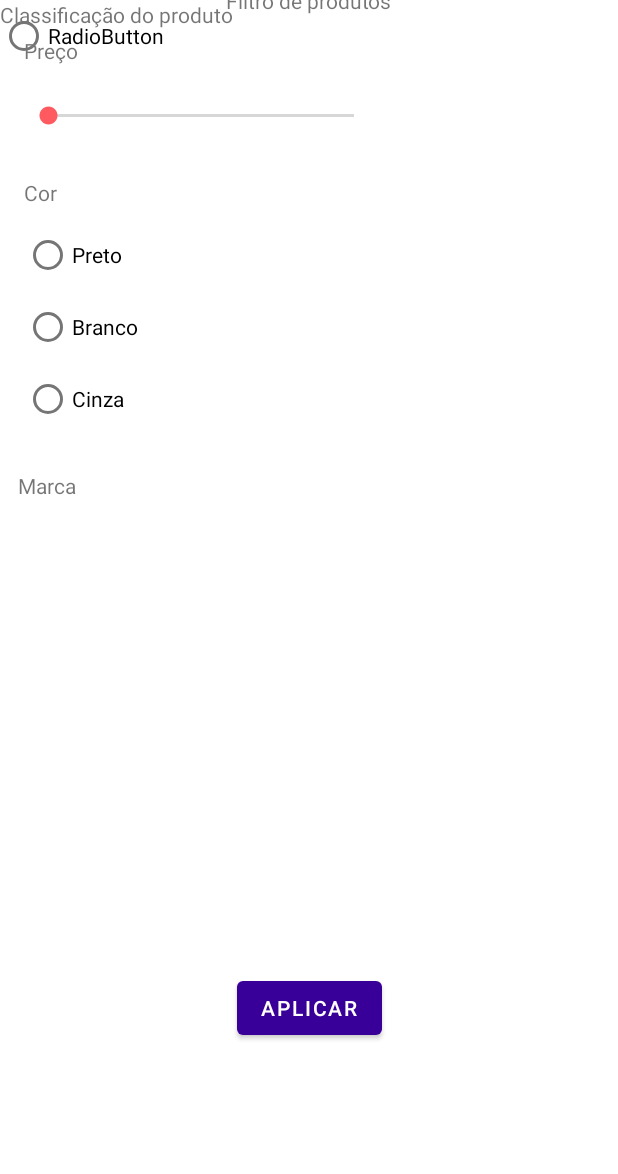
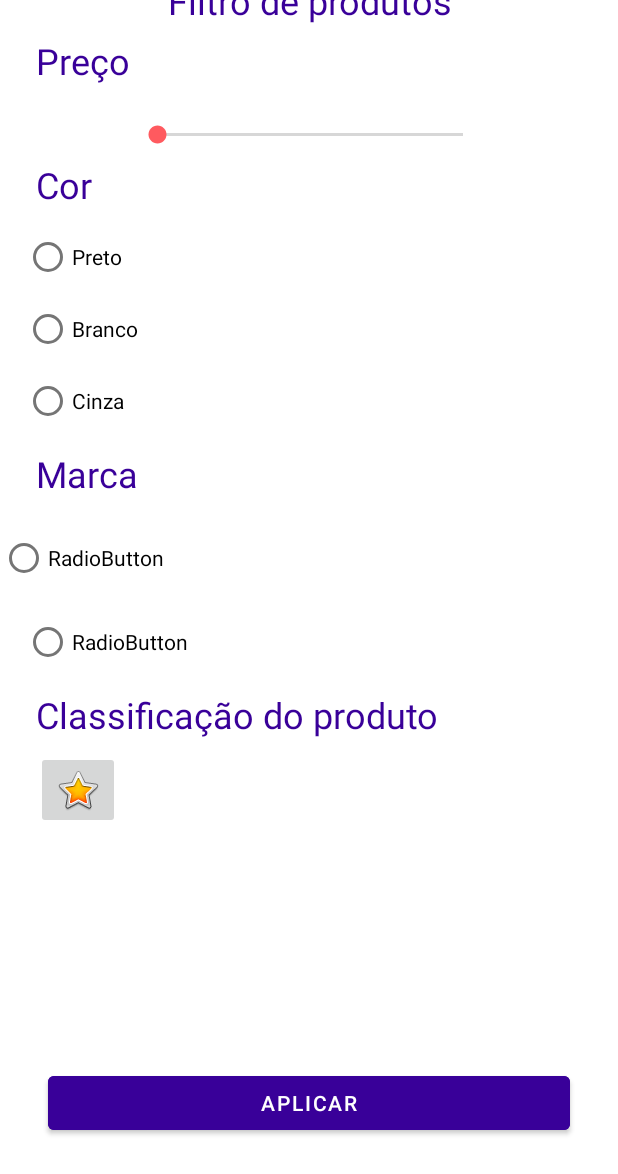
Before and after one commit to dev-paulo-furtado/OutletExpressMovel, an Android app: the layout filtros_dlg.xml on its own in the app's theme, with its tools: preview values and no code run, on a phone screen of 412 x 824 dp. Shown: the top 1174 px of the screen. Run offline under Robolectric (Android 15) with nearby library versions, the phone set to English and light mode, and no system bars.

Commit message:
TELA DE FILTRO CONCLUIDA - falta a tela de compra

```diff
--- a/app/src/main/res/layout/activity_cadastro.xml
+++ b/app/src/main/res/layout/activity_cadastro.xml
@@ -2,6 +2,7 @@
 <androidx.constraintlayout.widget.ConstraintLayout xmlns:android="http://schemas.android.com/apk/res/android"
     xmlns:app="http://schemas.android.com/apk/res-auto"
     xmlns:tools="http://schemas.android.com/tools"
+    android:id="@+id/etEmail"
     android:layout_width="match_parent"
     android:layout_height="match_parent"
     tools:context=".CadastroActivity">
--- a/app/src/main/res/layout/activity_compra.xml
+++ b/app/src/main/res/layout/activity_compra.xml
@@ -57,8 +57,9 @@
                     android:layout_width="wrap_content"
                     android:layout_height="wrap_content"
                     android:layout_marginStart="16dp"
-                    android:layout_marginTop="16dp"
+                    android:layout_marginTop="24dp"
                     android:text="Forma de Pagamento"
+                    android:textColor="@color/primaryColor"
                     app:layout_constraintStart_toStartOf="parent"
                     app:layout_constraintTop_toTopOf="parent" />
 
--- a/app/src/main/res/layout/filtros_dlg.xml
+++ b/app/src/main/res/layout/filtros_dlg.xml
@@ -3,13 +3,23 @@
     xmlns:app="http://schemas.android.com/apk/res-auto"
     xmlns:tools="http://schemas.android.com/tools"
     android:layout_width="match_parent"
-    android:layout_height="match_parent">
+    android:layout_height="match_parent"
+    android:backgroundTint="@color/secondaryColor"
+    android:foregroundTint="#A62B2B">
 
     <TextView
         android:id="@+id/textView13"
         android:layout_width="wrap_content"
         android:layout_height="wrap_content"
+        android:background="#FFFFFF"
+        android:drawableTint="#000000"
+        android:fontFamily="sans-serif"
+        android:foregroundTint="#673AB7"
         android:text="Filtro de produtos"
+        android:textAlignment="center"
+        android:textColor="@color/primaryColor"
+        android:textColorHint="@color/primaryColor"
+        android:textSize="24sp"
         app:layout_constraintBottom_toTopOf="@+id/constraintLayout"
         app:layout_constraintEnd_toEndOf="parent"
         app:layout_constraintStart_toStartOf="parent"
@@ -17,18 +27,23 @@
 
     <Button
         android:id="@+id/button7"
-        android:layout_width="wrap_content"
+        android:layout_width="0dp"
         android:layout_height="wrap_content"
+        android:layout_marginStart="32dp"
+        android:layout_marginEnd="32dp"
+        android:backgroundTint="@color/primaryColor"
         android:text="Aplicar"
+        android:textColor="#FFFF"
         app:layout_constraintBottom_toBottomOf="parent"
         app:layout_constraintEnd_toEndOf="parent"
         app:layout_constraintStart_toStartOf="parent"
-        app:layout_constraintTop_toBottomOf="@+id/constraintLayout" />
+        app:layout_constraintTop_toBottomOf="@+id/constraintLayout"
+        app:layout_constraintVertical_bias="0.709" />
 
     <androidx.constraintlayout.widget.ConstraintLayout
         android:id="@+id/constraintLayout"
-        android:layout_width="409dp"
-        android:layout_height="519dp"
+        android:layout_width="413dp"
+        android:layout_height="553dp"
         tools:layout_editor_absoluteX="1dp"
         tools:layout_editor_absoluteY="109dp">
 
@@ -36,9 +51,11 @@
             android:id="@+id/textView14"
             android:layout_width="wrap_content"
             android:layout_height="wrap_content"
-            android:layout_marginStart="16dp"
+            android:layout_marginStart="24dp"
             android:layout_marginTop="24dp"
             android:text="Preço"
+            android:textColor="@color/primaryColor"
+            android:textSize="24sp"
             app:layout_constraintStart_toStartOf="parent"
             app:layout_constraintTop_toTopOf="parent" />
 
@@ -46,9 +63,12 @@
             android:id="@+id/textView15"
             android:layout_width="wrap_content"
             android:layout_height="wrap_content"
-            android:layout_marginStart="16dp"
-            android:layout_marginTop="32dp"
+            android:layout_marginStart="24dp"
+            android:layout_marginTop="8dp"
             android:text="Cor"
+            android:textAllCaps="false"
+            android:textColor="@color/primaryColor"
+            android:textSize="24sp"
             app:layout_constraintStart_toStartOf="parent"
             app:layout_constraintTop_toBottomOf="@+id/seekBar" />
 
@@ -56,9 +76,11 @@
             android:id="@+id/textView16"
             android:layout_width="wrap_content"
             android:layout_height="wrap_content"
-            android:layout_marginStart="12dp"
-            android:layout_marginTop="24dp"
+            android:layout_marginStart="24dp"
+            android:layout_marginTop="8dp"
             android:text="Marca"
+            android:textColor="@color/primaryColor"
+            android:textSize="24sp"
             app:layout_constraintStart_toStartOf="parent"
             app:layout_constraintTop_toBottomOf="@+id/radioGroup" />
 
@@ -66,16 +88,20 @@
             android:id="@+id/textView17"
             android:layout_width="wrap_content"
             android:layout_height="wrap_content"
+            android:layout_marginStart="24dp"
+            android:layout_marginTop="8dp"
             android:text="Classificação do produto"
-            tools:layout_editor_absoluteX="16dp"
-            tools:layout_editor_absoluteY="397dp" />
+            android:textColor="@color/primaryColor"
+            android:textSize="24sp"
+            app:layout_constraintStart_toStartOf="parent"
+            app:layout_constraintTop_toBottomOf="@+id/radioButton5" />
 
         <SeekBar
             android:id="@+id/seekBar"
             android:layout_width="236dp"
-            android:layout_height="19dp"
-            android:layout_marginStart="16dp"
+            android:layout_height="wrap_content"
             android:layout_marginTop="24dp"
+            app:layout_constraintEnd_toEndOf="parent"
             app:layout_constraintStart_toStartOf="parent"
             app:layout_constraintTop_toBottomOf="@+id/textView14" />
 
@@ -108,16 +134,41 @@
         </RadioGroup>
 
         <RadioGroup
+            android:id="@+id/radioGroup2"
             android:layout_width="wrap_content"
             android:layout_height="wrap_content"
             tools:layout_editor_absoluteX="65dp"
-            tools:layout_editor_absoluteY="352dp" >
+            tools:layout_editor_absoluteY="352dp">
 
-            <RadioButton
-                android:id="@+id/radioButton7"
-                android:layout_width="match_parent"
-                android:layout_height="wrap_content"
-                android:text="RadioButton" />
         </RadioGroup>
+
+        <RadioButton
+            android:id="@+id/radioButton5"
+            android:layout_width="wrap_content"
+            android:layout_height="wrap_content"
+            android:layout_marginStart="16dp"
+            android:layout_marginTop="8dp"
+            android:text="RadioButton"
+            app:layout_constraintStart_toStartOf="parent"
+            app:layout_constraintTop_toBottomOf="@+id/radioButton7" />
+
+        <RadioButton
+            android:id="@+id/radioButton7"
+            android:layout_width="wrap_content"
+            android:layout_height="wrap_content"
+            android:layout_marginTop="16dp"
+            android:text="RadioButton"
+            app:layout_constraintTop_toBottomOf="@+id/textView16"
+            tools:layout_editor_absoluteX="16dp" />
+
+        <ImageButton
+            android:id="@+id/imageButton"
+            android:layout_width="wrap_content"
+            android:layout_height="wrap_content"
+            android:layout_marginStart="24dp"
+            android:layout_marginTop="8dp"
+            app:layout_constraintStart_toStartOf="parent"
+            app:layout_constraintTop_toBottomOf="@+id/textView17"
+            app:srcCompat="@android:drawable/btn_star_big_on" />
     </androidx.constraintlayout.widget.ConstraintLayout>
 </androidx.constraintlayout.widget.ConstraintLayout>
--- a/app/src/main/res/layout/fragment_perfil.xml
+++ b/app/src/main/res/layout/fragment_perfil.xml
@@ -18,7 +18,7 @@
 
     <TextView
         android:id="@+id/textView4"
-        android:layout_width="wrap_content"
+        android:layout_width="0dp"
         android:layout_height="wrap_content"
         android:layout_marginTop="8dp"
         android:text="NomedaPessoa"
```
Also changed, not shown: app/src/main/res/drawable-img/x.png (added).
